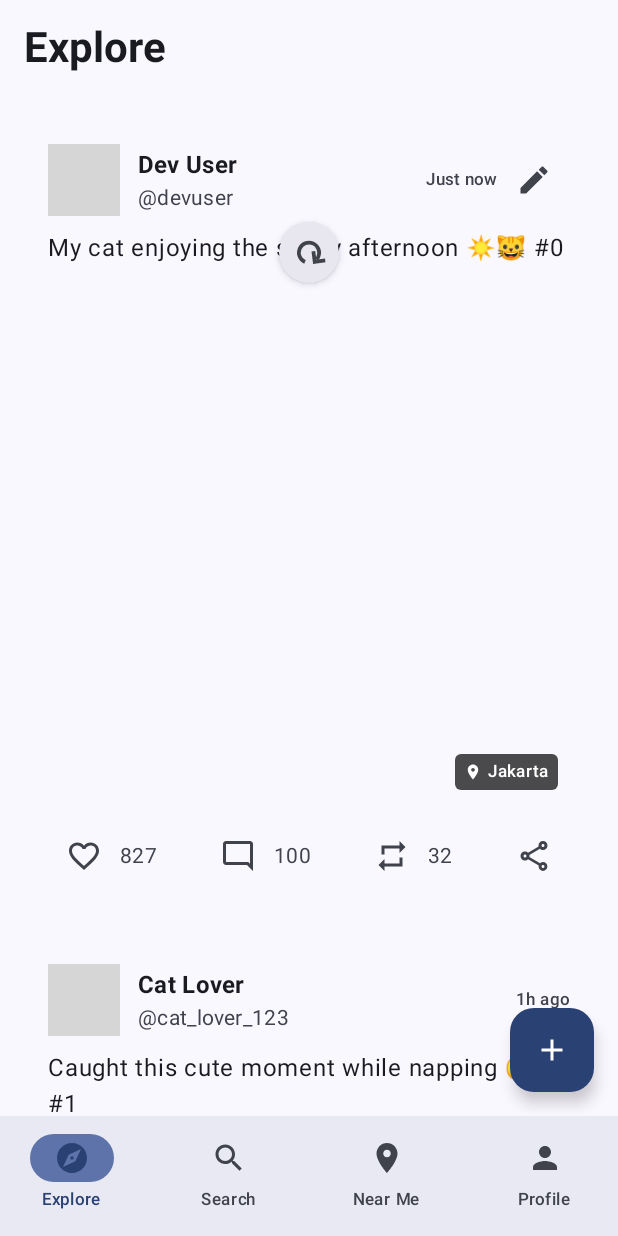
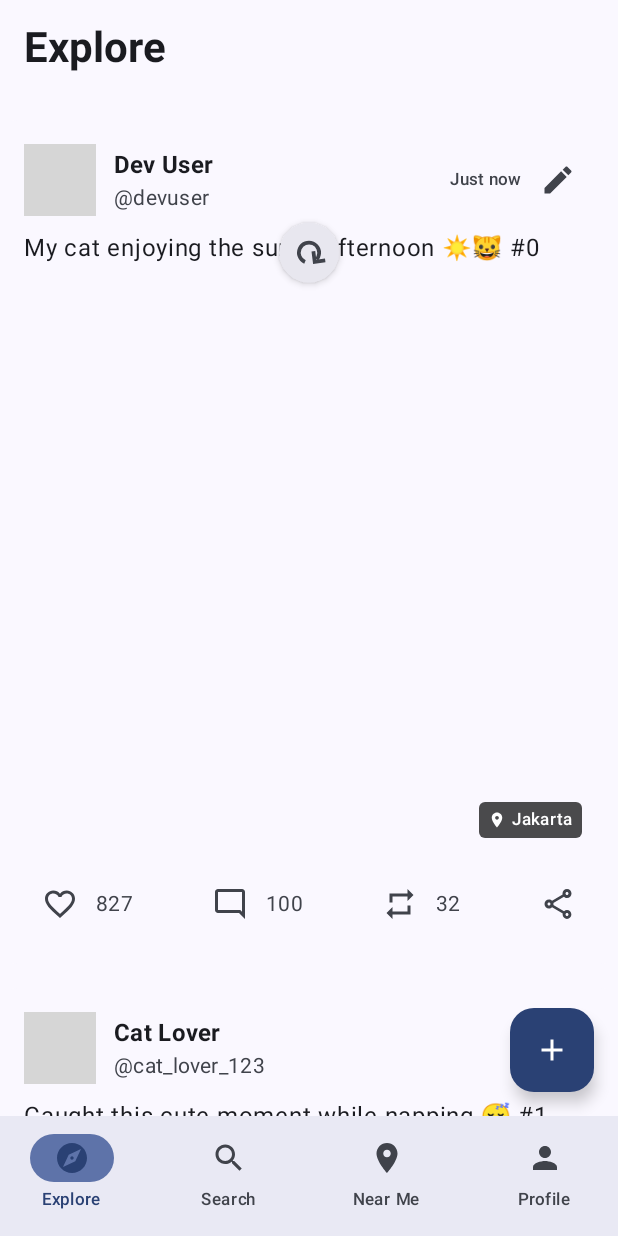
Before and after one commit to iqbalShafiq/meetcat-android, an Android app built with Jetpack Compose: the @Preview function MainScreenPreview, item 2 of the bottom bar chosen, on a phone screen of 412 x 824 dp. Run offline under Robolectric (Android 15) with nearby library versions, the phone set to English and light mode, and no system bars; our stand-ins replace paging; pictures from the network do not load; grey boxes are pictures that could not be loaded.

Commit message:
feat: Make posts and replies full-width clickable in explore screen
Remove horizontal padding from PostCard and ReplyCard in ExploreScreen to enable full-width clickable areas. Cards maintain internal 16dp padding for content spacing while extending clickable surface to screen edges for better UX.

```diff
--- a/app/src/main/java/id/usecase/meetcat/presentation/screen/explore/ExploreScreen.kt
+++ b/app/src/main/java/id/usecase/meetcat/presentation/screen/explore/ExploreScreen.kt
@@ -352,7 +352,7 @@ private fun FeedList(
                             onEditClick = {
                                 onEvent(ExploreUiEvent.NavigateToEditPost(item.post.id))
                             },
-                            modifier = Modifier.padding(horizontal = 16.dp, vertical = 8.dp)
+                            modifier = Modifier.padding(vertical = 8.dp)
                         )
                     }
 
@@ -380,7 +380,7 @@ private fun FeedList(
                             onShareClick = {
                                 // Share action
                             },
-                            modifier = Modifier.padding(horizontal = 16.dp, vertical = 8.dp)
+                            modifier = Modifier.padding(vertical = 8.dp)
                         )
                     }
                 }
```
